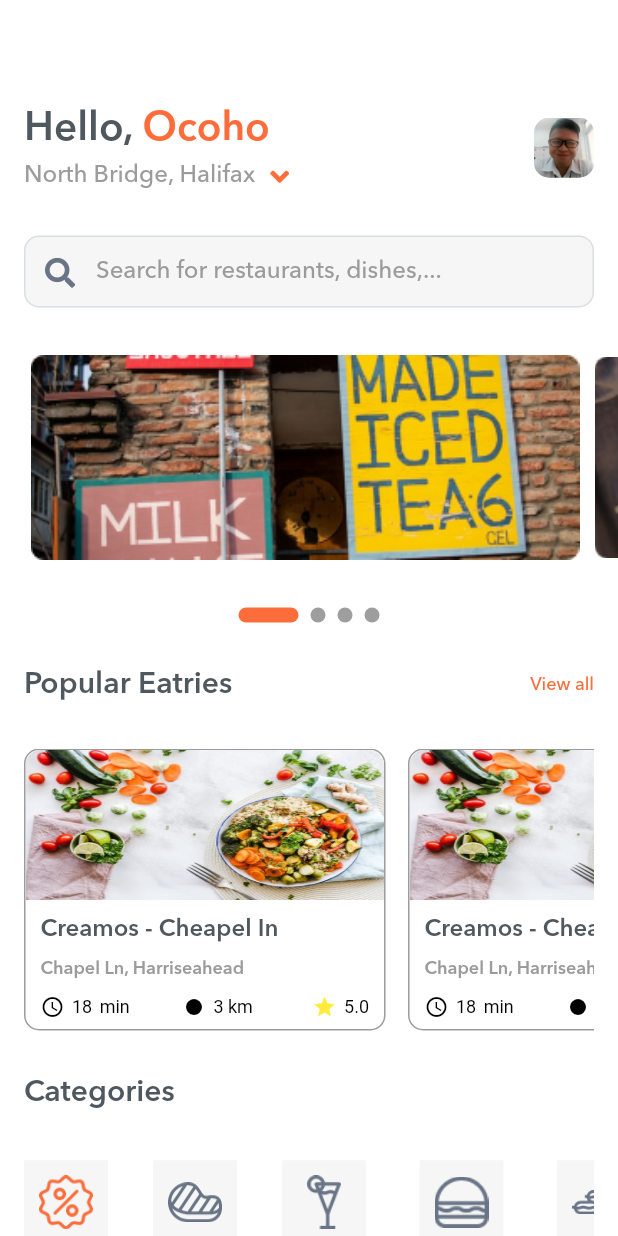
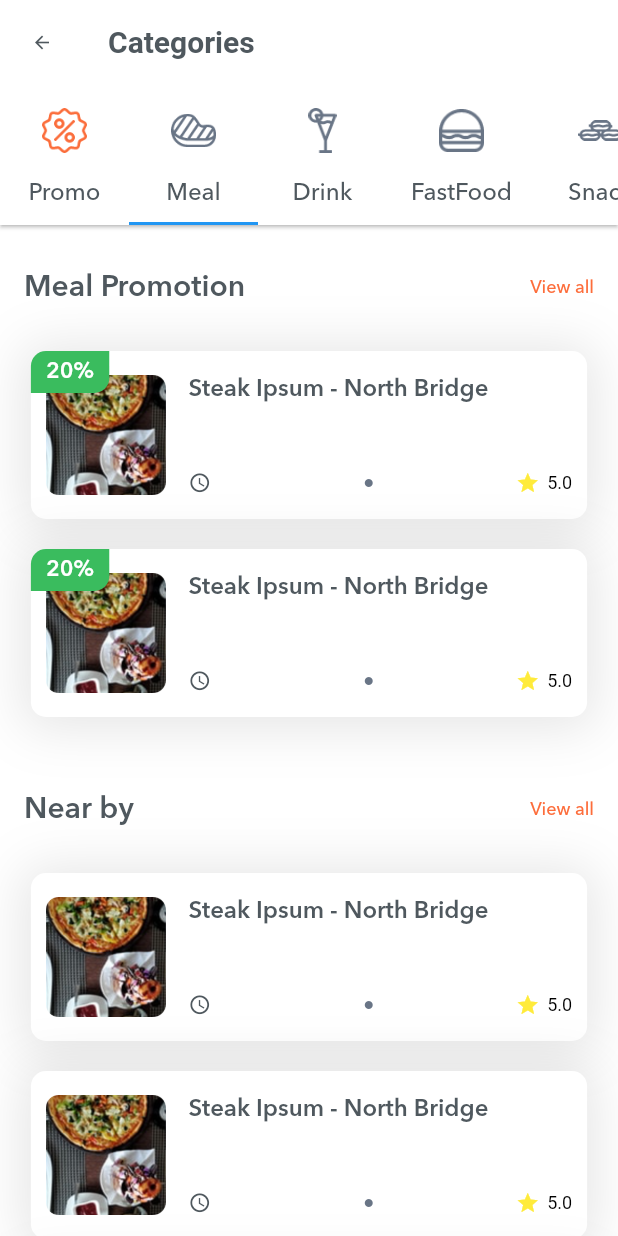
Before and after one commit to anhminhzing/delivery_food_app, a Flutter app: the HomeScreen screen opened by its route, after a tap on "Promos", on a phone screen of 412 x 824 dp. Run offline on Flutter 3.47's test engine with Material 2 defaults, Android fonts, the phone set to English and light mode, and no system bars; drawn by our look-alikes of smooth_page_indicator; our stand-ins replace bottom_navy_bar, font_awesome_flutter; missing offline and left inert: container_tab_indicator.

Commit message:
+ add categories page

```diff
--- a/lib/components/foodCardInRestaurantV2.dart
+++ b/lib/components/foodCardInRestaurantV2.dart
@@ -6,7 +6,7 @@ class FoodCardInRestaurantV2 extends StatelessWidget {
   @override
   Widget build(BuildContext context) {
     return Container(
-      width: 327,
+      width: MediaQuery.of(context).size.width * 0.9,
       height: 112,
       decoration: BoxDecoration(
         color: AppColor.white,
--- a/lib/routes/main_route.dart
+++ b/lib/routes/main_route.dart
@@ -1,4 +1,5 @@
 import 'package:delivery_food_app/routes/route_name.dart';
+import 'package:delivery_food_app/screens/categories/categories_screen.dart';
 import 'package:delivery_food_app/screens/components_screen.dart';
 import 'package:delivery_food_app/screens/home/home_screen.dart';
 import 'package:delivery_food_app/screens/navigation/main_navigation_page.dart';
@@ -25,6 +26,8 @@ class AppRoute {
         return buildRoute(setting: setting, builder: HomeScreen());
       case RouteName.mainNavigationTest:
         return buildRoute(setting: setting, builder: MainNavigationPage());
+      case RouteName.categories:
+        return buildRoute(setting: setting, builder: CategoriesScreen());
       default:
         return _errorBuild();
     }
--- a/lib/routes/route_name.dart
+++ b/lib/routes/route_name.dart
@@ -11,4 +11,5 @@ class RouteName {
   static const String profileUser = '/profile-user';
   static const String home = '/home';
   static const String mainNavigationTest = '/main-navigation';
+  static const String categories = '/categories';
 }
--- /dev/null
+++ b/lib/screens/categories/categories_screen.dart
@@ -0,0 +1,111 @@
+import 'package:container_tab_indicator/container_tab_indicator.dart';
+import 'package:delivery_food_app/UIData.dart';
+import 'package:delivery_food_app/screens/categories/tabs/drink_tab.dart';
+import 'package:delivery_food_app/screens/categories/tabs/fastfood_tab.dart';
+import 'package:delivery_food_app/screens/categories/tabs/meal_tab.dart';
+import 'package:delivery_food_app/screens/categories/tabs/promo_tab.dart';
+import 'package:delivery_food_app/screens/categories/tabs/snack_tab.dart';
+import 'package:flutter/material.dart';
+
+class CategoriesScreen extends StatefulWidget {
+  @override
+  _CategoriesScreenState createState() => _CategoriesScreenState();
+}
+
+class _CategoriesScreenState extends State<CategoriesScreen>
+    with TickerProviderStateMixin {
+  TabController _tabController;
+  int selectedIndex;
+  List<Map<String, String>> categories = [
+    {
+      'title': 'Promo',
+      'urlImage': UIData.ic_promote,
+    },
+    {
+      'title': 'Meal',
+      'urlImage': UIData.ic_meal,
+    },
+    {
+      'title': 'Drink',
+      'urlImage': UIData.ic_drink,
+    },
+    {
+      'title': 'FastFood',
+      'urlImage': UIData.ic_fastfood,
+    },
+    {
+      'title': 'Snack',
+      'urlImage': UIData.ic_snack,
+    },
+  ];
+
+  @override
+  void initState() {
+    selectedIndex = 0;
+    _tabController = TabController(initialIndex: 1, length: 5, vsync: this);
+    super.initState();
+  }
+
+  @override
+  Widget build(BuildContext context) {
+    return Scaffold(
+      appBar: PreferredSize(
+        preferredSize: Size.fromHeight(150.0),
+        child: AppBar(
+          title: Text('Categories'),
+          bottom: TabBar(
+            controller: _tabController,
+            isScrollable: true,
+            tabs: categories.map((element) {
+              return Container(
+                padding: const EdgeInsets.only(bottom: 10),
+                child: Column(
+                  children: [
+                    Container(
+                      padding: const EdgeInsets.all(12),
+                      child: Image(
+                        image: AssetImage(element['urlImage']),
+                        height: 30,
+                        width: 30,
+                      ),
+                    ),
+                    const SizedBox(height: 5),
+                    Text(
+                      element['title'],
+                      style: Theme.of(context).textTheme.bodyText1,
+                    ),
+                  ],
+                ),
+              );
+            }).toList(),
+            indicator: ContainerTabIndicator(
+              width: 50,
+              height: 50,
+              radius: BorderRadius.circular(5.0),
+              borderWidth: 0.0,
+              borderColor: Colors.black,
+              color: Theme.of(context).primaryColor,
+              padding: const EdgeInsets.only(bottom: 15),
+            ),
+          ),
+        ),
+      ),
+      body: TabBarView(
+        controller: _tabController,
+        children: [
+          PromoTab(),
+          MealTab(),
+          DrinkTab(),
+          FastFoodTab(),
+          SnackTab(),
+        ],
+      ),
+    );
+  }
+
+  @override
+  void dispose() {
+    _tabController?.dispose();
+    super.dispose();
+  }
+}
--- /dev/null
+++ b/lib/screens/categories/tabs/meal_tab.dart
@@ -0,0 +1,134 @@
+import 'package:delivery_food_app/components/foodCardInRestaurantPromote.dart';
+import 'package:delivery_food_app/components/foodCardInRestaurantV2.dart';
+import 'package:flutter/material.dart';
+
+class MealTab extends StatefulWidget {
+  @override
+  _MealTabState createState() => _MealTabState();
+}
+
+class _MealTabState extends State<MealTab>
+    with AutomaticKeepAliveClientMixin<MealTab> {
+  @override
+  bool get wantKeepAlive => true;
+
+  @override
+  Widget build(BuildContext context) {
+    return SingleChildScrollView(
+      child: Column(
+        children: [
+          Padding(
+            padding: const EdgeInsets.symmetric(horizontal: 16, vertical: 30),
+            child: _buildMealPromotion(context),
+          ),
+          Padding(
+            padding: const EdgeInsets.symmetric(
+              horizontal: 16,
+            ),
+            child: _buildNearBy(context),
+          ),
+          Padding(
+            padding: const EdgeInsets.symmetric(horizontal: 16, vertical: 30),
+            child: _buildOtherMeal(context),
+          ),
+        ],
+      ),
+    );
+  }
+
+  Widget _buildMealPromotion(BuildContext context) {
+    return Column(
+      crossAxisAlignment: CrossAxisAlignment.center,
+      children: [
+        Row(
+          mainAxisAlignment: MainAxisAlignment.spaceBetween,
+          children: [
+            Text(
+              'Meal Promotion',
+              style: Theme.of(context).textTheme.headline4.copyWith(
+                    fontWeight: FontWeight.w600,
+                  ),
+            ),
+            Text(
+              'View all',
+              style: Theme.of(context).primaryTextTheme.caption,
+            ),
+          ],
+        ),
+        const SizedBox(height: 30),
+        Column(
+          children: List.generate(2, (index) {
+            return Container(
+              margin: const EdgeInsets.only(bottom: 20),
+              child: FoodCardInRestaurantPromote(),
+            );
+          }),
+        )
+      ],
+    );
+  }
+
+  Widget _buildNearBy(BuildContext context) {
+    return Column(
+      crossAxisAlignment: CrossAxisAlignment.center,
+      children: [
+        Row(
+          mainAxisAlignment: MainAxisAlignment.spaceBetween,
+          children: [
+            Text(
+              'Near by',
+              style: Theme.of(context).textTheme.headline4.copyWith(
+                    fontWeight: FontWeight.w600,
+                  ),
+            ),
+            Text(
+              'View all',
+              style: Theme.of(context).primaryTextTheme.caption,
+            ),
+          ],
+        ),
+        const SizedBox(height: 30),
+        Column(
+          children: List.generate(3, (index) {
+            return Container(
+              margin: const EdgeInsets.only(bottom: 20),
+              child: FoodCardInRestaurantV2(),
+            );
+          }),
+        )
+      ],
+    );
+  }
+
+  Widget _buildOtherMeal(BuildContext context) {
+    return Column(
+      crossAxisAlignment: CrossAxisAlignment.center,
+      children: [
+        Row(
+          mainAxisAlignment: MainAxisAlignment.spaceBetween,
+          children: [
+            Text(
+              'Other Meal',
+              style: Theme.of(context).textTheme.headline4.copyWith(
+                    fontWeight: FontWeight.w600,
+                  ),
+            ),
+            Text(
+              'View all',
+              style: Theme.of(context).primaryTextTheme.caption,
+            ),
+          ],
+        ),
+        const SizedBox(height: 30),
+        Column(
+          children: List.generate(3, (index) {
+            return Container(
+              margin: const EdgeInsets.only(bottom: 20),
+              child: FoodCardInRestaurantV2(),
+            );
+          }),
+        )
+      ],
+    );
+  }
+}
--- a/lib/screens/home/home_screen.dart
+++ b/lib/screens/home/home_screen.dart
@@ -1,5 +1,6 @@
 import 'package:delivery_food_app/UIData.dart';
 import 'package:delivery_food_app/components/restaurantCard.dart';
+import 'package:delivery_food_app/routes/route_name.dart';
 import 'package:delivery_food_app/screens/home/component/category_button.dart';
 import 'package:delivery_food_app/screens/home/component/slide.dart';
 import 'package:delivery_food_app/theme/appcolor.dart';
@@ -279,9 +280,7 @@ class _HomeScreenState extends State<HomeScreen> {
                 title: categories[index]['title'],
                 urlImage: categories[index]['urlImage'],
                 margin: index == 0 ? const EdgeInsets.only(right: 15) : null,
-                callBackFunction: () {
-                  print('callback $index');
-                },
+                callBackFunction: navigateToCategories,
               );
             },
           ),
@@ -379,12 +378,10 @@ class _HomeScreenState extends State<HomeScreen> {
           decoration: BoxDecoration(
             borderRadius: BorderRadius.circular(10),
           ),
-
           child: Image(
             image: AssetImage(urlImage),
             fit: BoxFit.contain,
           ),
-
         ),
         const SizedBox(height: 10),
         Text(
@@ -395,6 +392,10 @@ class _HomeScreenState extends State<HomeScreen> {
     );
   }
 
+  void navigateToCategories(){
+    Navigator.pushNamed(context, RouteName.categories);
+  }
+
   @override
   void dispose() {
     nearByController?.dispose();
--- a/pubspec.yaml
+++ b/pubspec.yaml
@@ -35,6 +35,7 @@ dependencies:
   modal_bottom_sheet: ^1.0.0+1
   font_awesome_flutter: ^8.11.0
   smooth_page_indicator: ^0.2.3
+  container_tab_indicator: ^0.2.0
 
 dev_dependencies:
   flutter_test:
```
Also changed, not shown: lib/main.dart (+9 -0 lines), lib/screens/categories/tabs/drink_tab.dart (added, +16 -0 lines), lib/screens/categories/tabs/fastfood_tab.dart (added, +16 -0 lines), lib/screens/categories/tabs/promo_tab.dart (added, +113 -0 lines), lib/screens/categories/tabs/snack_tab.dart (added, +15 -0 lines), pubspec.lock.
